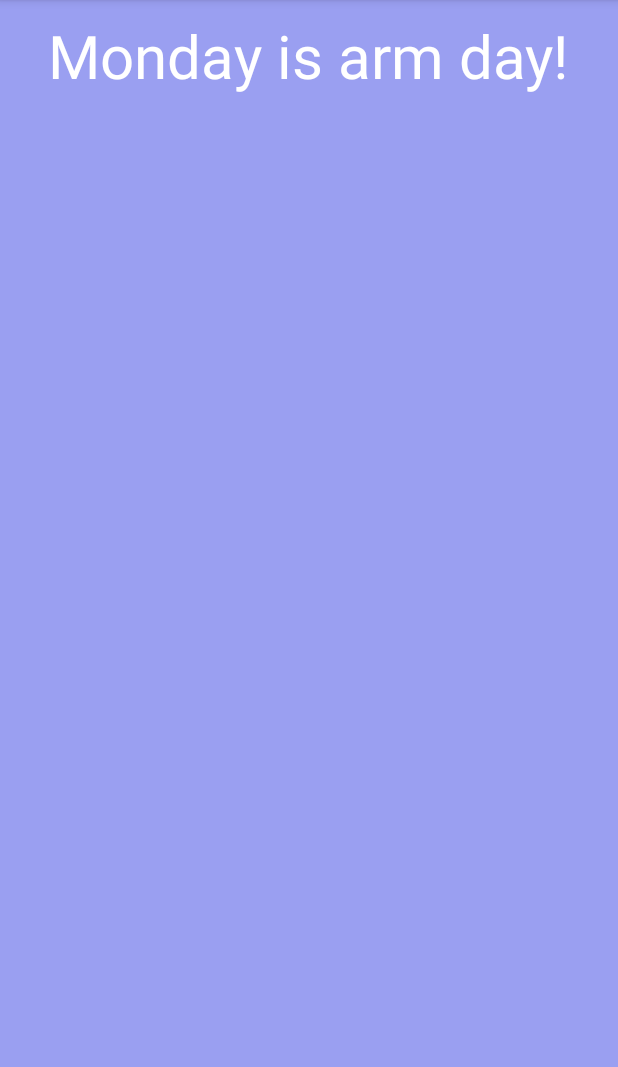
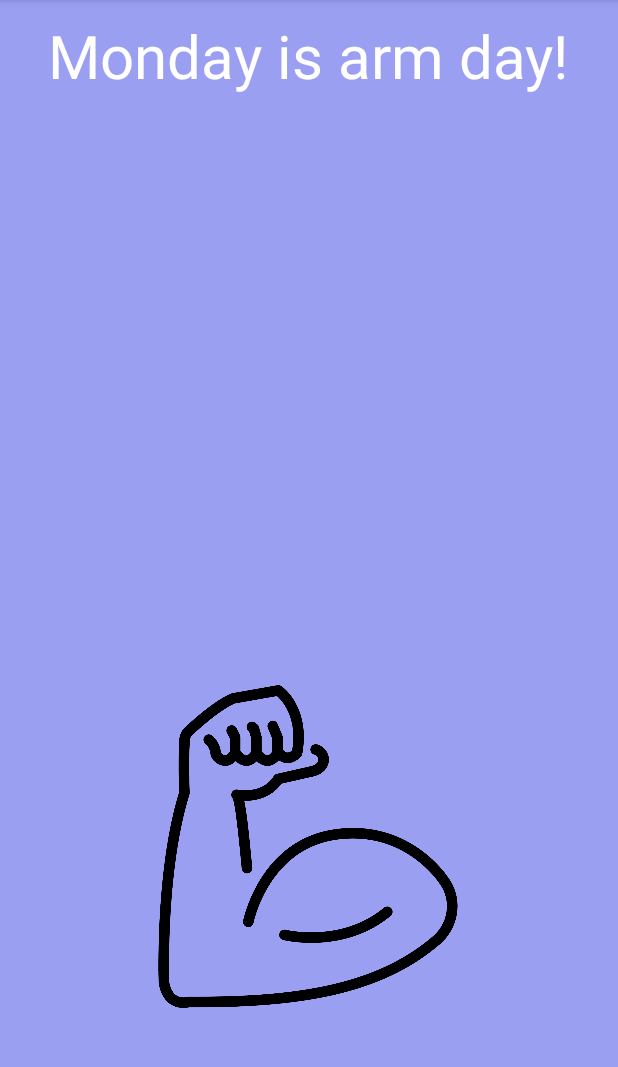
Before and after one commit to KolePeoples/WeeklyWorkoutsFinal, an Android app: the MondayWorkout screen opened directly, with no data from a screen before it, on a phone screen of 412 x 824 dp, the part 84-1151 px from its top. Run offline under Robolectric (Android 15) with nearby library versions, the phone set to English and light mode, and no system bars; our stand-ins replace Firebase (no records; nobody signed in at launch, a user with empty details on screens opened directly).

Commit message:
Add arm day image

```diff
--- a/WeeklyWorkouts App/app/src/main/res/layout/activity_monday_workout.xml
+++ b/WeeklyWorkouts App/app/src/main/res/layout/activity_monday_workout.xml
@@ -46,4 +46,15 @@
         app:layout_constraintStart_toStartOf="parent"
         app:layout_constraintTop_toTopOf="parent" />
 
+    <ImageView
+        android:id="@+id/imageView"
+        android:layout_width="200dp"
+        android:layout_height="215dp"
+        android:layout_marginBottom="96dp"
+        app:layout_constraintBottom_toBottomOf="parent"
+        app:layout_constraintEnd_toEndOf="parent"
+        app:layout_constraintHorizontal_bias="0.497"
+        app:layout_constraintStart_toStartOf="parent"
+        app:srcCompat="@drawable/arm_day_image" />
+
 </androidx.constraintlayout.widget.ConstraintLayout>
```
Also changed, not shown: WeeklyWorkouts App/app/src/main/res/drawable/arm_day_image.png (added).
